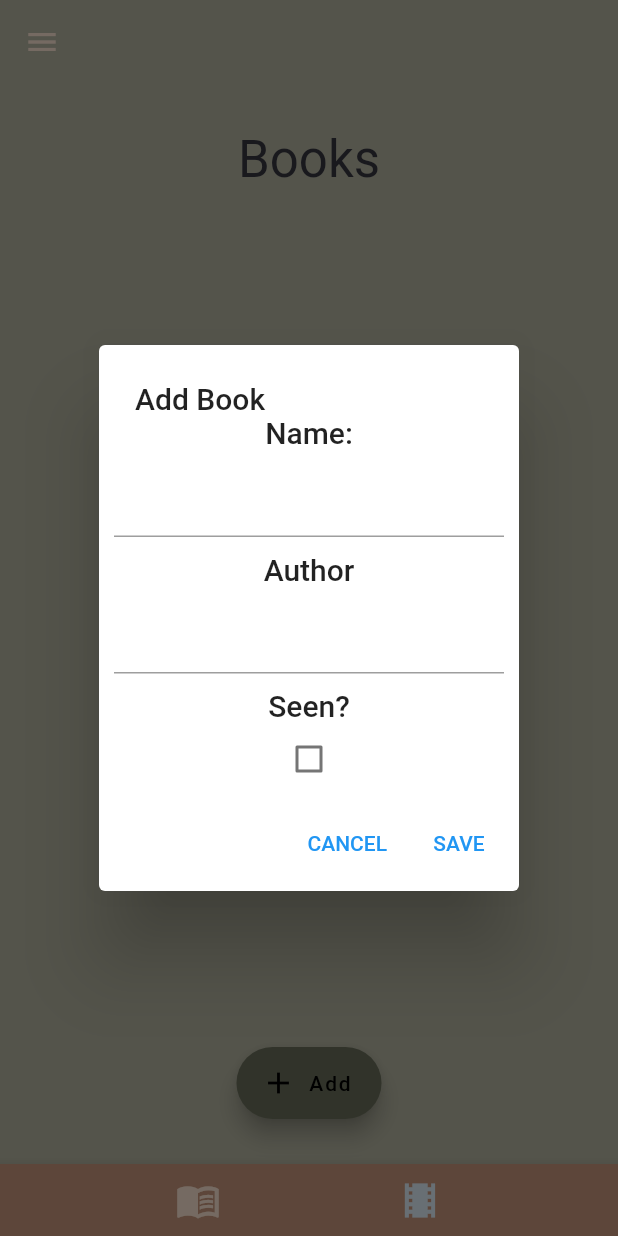
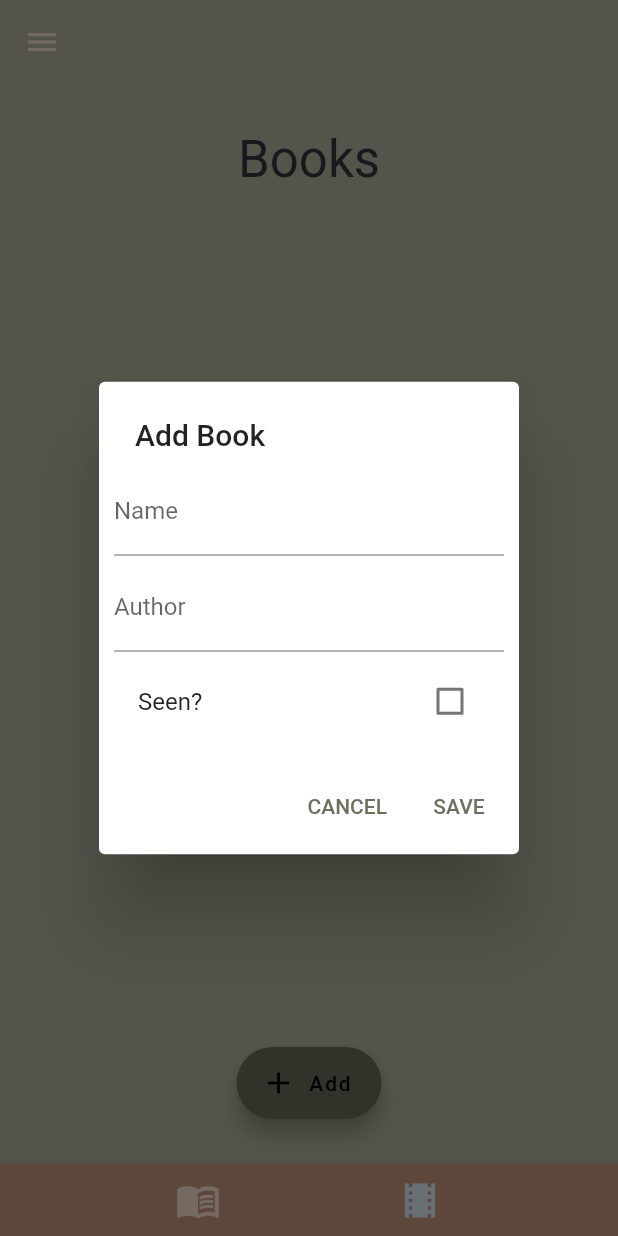
Before and after one commit to GeeA02/Books-and-Movies, a Flutter app: the screen it shows once a user with an empty profile is signed in, after a tap on "Add", on a phone screen of 412 x 824 dp. Run offline on Flutter 3.47's test engine with Material 2 defaults, Android fonts, the phone set to English and light mode, and no system bars; drawn by our look-alikes of firebase_database; our stand-ins replace firebase_auth, firebase_core, flutter_dotenv, flutter_signin_button, google_sign_in; accounts and stored records are empty.

Commit message:
change textbuttons colors

```diff
--- a/lib/view/widget/bookCard.dart
+++ b/lib/view/widget/bookCard.dart
@@ -62,6 +62,8 @@ class _BookCardState extends State<BookCard> {
                             Navigator.pop(context);
                           },
                           child: Text('CANCEL'),
+                          style: TextButton.styleFrom(
+                              primary: Theme.of(context).accentColor),
                         ),
                         TextButton(
                           onPressed: () {
@@ -69,6 +71,8 @@ class _BookCardState extends State<BookCard> {
                             Navigator.pop(context);
                           },
                           child: Text('DELETE'),
+                          style: TextButton.styleFrom(
+                              primary: Theme.of(context).errorColor),
                         ),
                       ],
                     ));
--- a/lib/view/widget/bookForm.dart
+++ b/lib/view/widget/bookForm.dart
@@ -17,7 +17,7 @@ class _BookFormState extends State<BookForm> {
   final _formKey = GlobalKey<FormState>();
   TextEditingController? nameController;
   TextEditingController? authorController;
-  final bool _seen = false;
+  bool _seen = false;
 
   @override
   void initState() {
@@ -27,6 +27,7 @@ class _BookFormState extends State<BookForm> {
       authorController = TextEditingController(
           text: widget._book != null ? widget._book!.author : '');
     });
+    _seen = widget._book != null ? widget._book!.seen : false;
     super.initState();
   }
 
@@ -34,33 +35,41 @@ class _BookFormState extends State<BookForm> {
   Widget build(BuildContext context) {
     return AlertDialog(
       title: widget._book == null ? Text('Add Book') : Text('Edit Book'),
-      contentPadding: EdgeInsets.zero,
+      contentPadding: EdgeInsets.all(10),
       content: Form(
           key: _formKey,
           child: SingleChildScrollView(
             child: Column(
                 mainAxisAlignment: MainAxisAlignment.start,
                 mainAxisSize: MainAxisSize.min,
-                crossAxisAlignment: CrossAxisAlignment.center,
+                crossAxisAlignment: CrossAxisAlignment.start,
                 children: <Widget>[
-                  Text("Name:", style: Theme.of(context).textTheme.headline6),
                   Padding(
-                    padding: EdgeInsets.all(10),
+                    padding: EdgeInsets.only(bottom: 5),
                     child: TextFormField(
+                      decoration: const InputDecoration(
+                        labelText: 'Name',
+                      ),
                       controller: nameController,
                     ),
                   ),
-                  Text("Author", style: Theme.of(context).textTheme.headline6),
                   Padding(
-                    padding: EdgeInsets.all(10),
+                    padding: EdgeInsets.only(bottom: 5),
                     child: TextFormField(
+                      decoration: const InputDecoration(
+                        labelText: 'Author',
+                      ),
                       controller: authorController,
                     ),
                   ),
-                  Text("Seen?", style: Theme.of(context).textTheme.headline6),
-                  Checkbox(
-                    onChanged: (seen) {},
-                    value: widget._book != null ? widget._book!.seen : _seen,
+                  CheckboxListTile(
+                    title: Text('Seen? '),
+                    onChanged: (bool? seen) {
+                      setState(() {
+                        _seen = seen!;
+                      });
+                    },
+                    value: _seen,
                   )
                 ]),
           )),
@@ -70,10 +79,12 @@ class _BookFormState extends State<BookForm> {
             Navigator.pop(context);
           },
           child: Text('CANCEL'),
+          style: TextButton.styleFrom(primary: Theme.of(context).accentColor),
         ),
         TextButton(
           onPressed: save,
           child: Text('SAVE'),
+          style: TextButton.styleFrom(primary: Theme.of(context).accentColor),
         ),
       ],
     );
```
